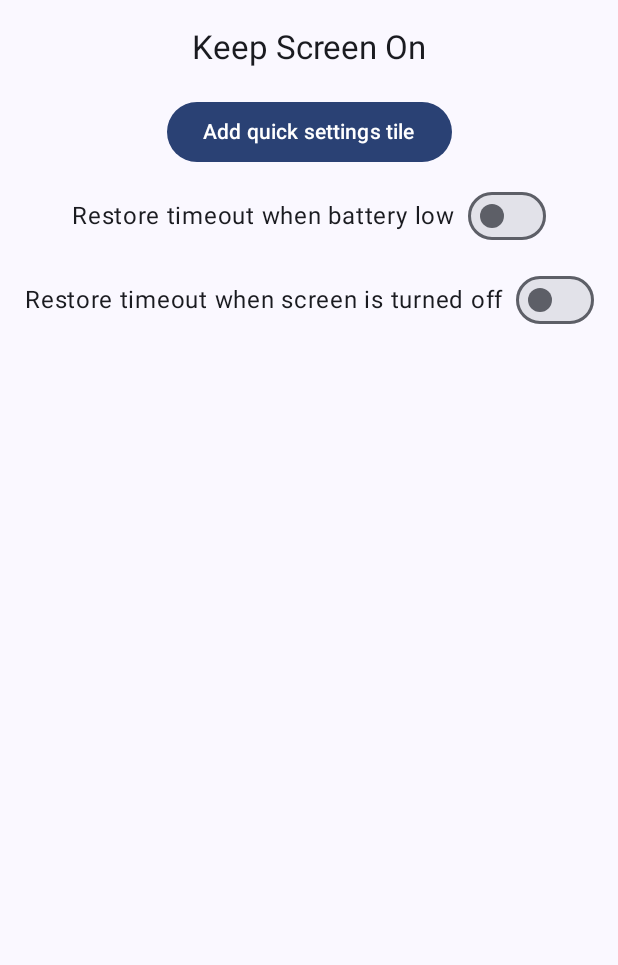
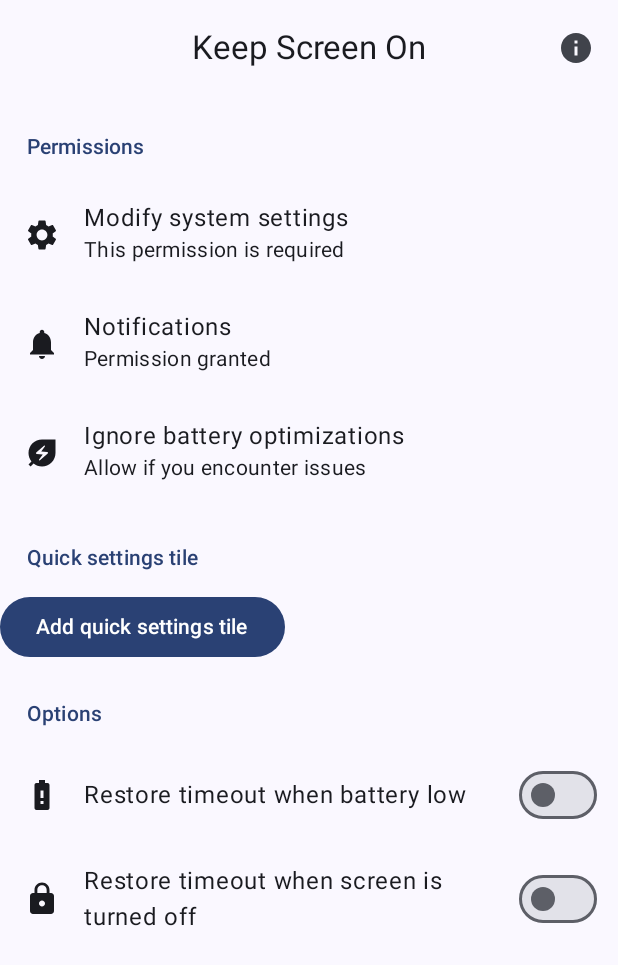
Before and after one commit to elastic-rock/KeepScreenOn, an Android app built with Jetpack Compose: the screen it shows after launch (MainActivity), on a phone screen of 412 x 824 dp. Shown: the top 965 px of the screen. Run offline under Robolectric (Android 15) with nearby library versions, the phone set to English and light mode, and no system bars.

Commit message:
UI. Button ot yet...

```diff
--- a/app/build.gradle
+++ b/app/build.gradle
@@ -53,6 +53,7 @@ dependencies {
     implementation 'androidx.activity:activity-compose:1.7.2'
     implementation platform('androidx.compose:compose-bom:2023.08.00')
     implementation 'androidx.compose.material3:material3:1.1.1'
+    implementation 'androidx.compose.material:material-icons-extended:1.5.0'
     implementation 'androidx.compose.ui:ui-tooling-preview:1.5.0'
     implementation 'com.google.code.gson:gson:2.10.1'
     implementation 'androidx.lifecycle:lifecycle-service:2.6.1'
--- a/app/src/main/AndroidManifest.xml
+++ b/app/src/main/AndroidManifest.xml
@@ -6,6 +6,7 @@
     <uses-permission android:name="android.permission.FOREGROUND_SERVICE"/>
     <uses-permission android:name="android.permission.FOREGROUND_SERVICE_SPECIAL_USE"/>
     <uses-permission android:name="android.permission.POST_NOTIFICATIONS"/>
+    <uses-permission android:name="android.permission.REQUEST_IGNORE_BATTERY_OPTIMIZATIONS" />
 
     <application
         android:icon="@mipmap/ic_launcher"
--- a/app/src/main/java/com/elasticrock/keepscreenon/MainActivity.kt
+++ b/app/src/main/java/com/elasticrock/keepscreenon/MainActivity.kt
@@ -2,40 +2,47 @@ package com.elasticrock.keepscreenon
 
 import android.app.StatusBarManager
 import android.content.ComponentName
+import android.content.Context
 import android.content.Intent
+import android.content.pm.PackageManager.PERMISSION_GRANTED
 import android.graphics.drawable.Icon
+import android.net.Uri
 import android.os.Build
 import android.os.Bundle
+import android.os.PowerManager
 import android.provider.Settings
 import androidx.activity.ComponentActivity
 import androidx.activity.compose.setContent
-import androidx.compose.foundation.layout.Arrangement
-import androidx.compose.foundation.layout.Column
-import androidx.compose.foundation.layout.Row
 import androidx.compose.foundation.layout.fillMaxSize
 import androidx.compose.foundation.layout.padding
-import androidx.compose.material3.AlertDialog
+import androidx.compose.foundation.lazy.LazyColumn
+import androidx.compose.material.icons.Icons
+import androidx.compose.material.icons.filled.BatteryAlert
+import androidx.compose.material.icons.filled.EnergySavingsLeaf
+import androidx.compose.material.icons.filled.Info
+import androidx.compose.material.icons.filled.Lock
+import androidx.compose.material.icons.filled.Notifications
+import androidx.compose.material.icons.filled.Settings
 import androidx.compose.material3.Button
 import androidx.compose.material3.CenterAlignedTopAppBar
 import androidx.compose.material3.ExperimentalMaterial3Api
+import androidx.compose.material3.Icon
+import androidx.compose.material3.IconButton
 import androidx.compose.material3.MaterialTheme
 import androidx.compose.material3.Scaffold
 import androidx.compose.material3.Surface
-import androidx.compose.material3.Switch
 import androidx.compose.material3.Text
-import androidx.compose.material3.TextButton
 import androidx.compose.runtime.Composable
 import androidx.compose.runtime.getValue
 import androidx.compose.runtime.mutableStateOf
 import androidx.compose.runtime.remember
 import androidx.compose.runtime.setValue
-import androidx.compose.ui.Alignment
 import androidx.compose.ui.Modifier
 import androidx.compose.ui.platform.LocalContext
 import androidx.compose.ui.res.stringResource
 import androidx.compose.ui.text.style.TextAlign
 import androidx.compose.ui.tooling.preview.Preview
-import androidx.compose.ui.unit.dp
+import androidx.core.content.ContextCompat.checkSelfPermission
 import com.elasticrock.keepscreenon.ui.theme.KeepScreenOnTheme
 
 const val tag = "MainActivity"
@@ -49,9 +56,6 @@ class MainActivity : ComponentActivity() {
                 // A surface container using the 'background' color from the theme
                 Surface(modifier = Modifier.fillMaxSize(), color = MaterialTheme.colorScheme.background) {
                     KeepScreenOnApp()
-                    if (!Settings.System.canWrite(applicationContext)) {
-                        GrantPermissionDialog()
-                    }
                 }
             }
         }
@@ -65,29 +69,99 @@ fun KeepScreenOnApp() {
     Scaffold(Modifier.fillMaxSize(),
         topBar = {
             CenterAlignedTopAppBar(
-                title = { Text(stringResource(R.string.keep_screen_on)) }
+                title = { Text(text = stringResource(R.string.keep_screen_on), style = MaterialTheme.typography.titleLarge) },
+                actions = { IconButton(onClick = { /*TODO*/ }) { Icon(imageVector = Icons.Filled.Info, contentDescription = null)}}
+            )
+        }, content = {
+            LazyColumn(Modifier.padding(it)) {
+
+                item {
+                    PreferenceSubtitle(text = stringResource(id = R.string.permissions))
+                }
+
+                item {
+                    if (!Settings.System.canWrite(context)) {
+                        PreferenceItem(
+                            title = stringResource(id = R.string.modify_system_settings),
+                            description = stringResource(id = R.string.permission_granted),
+                            enabled = false,
+                            icon = Icons.Filled.Settings
+                        )
+                    } else {
+                        PreferenceItem(
+                            title = stringResource(id = R.string.modify_system_settings),
+                            description = stringResource(id = R.string.this_permission_is_required),
+                            enabled = true,
+                            icon = Icons.Filled.Settings,
+                            onClick = { context.startActivity(Intent(Settings.ACTION_MANAGE_WRITE_SETTINGS)) }
                         )
                     }
-    ) {padding ->
-        Column(
-            Modifier
-                .fillMaxSize()
-                .padding(padding),
-            horizontalAlignment = Alignment.CenterHorizontally,
-            verticalArrangement = Arrangement.spacedBy(8.dp)
-        ) {
+                }
+
+                if (Build.VERSION.SDK_INT >= Build.VERSION_CODES.TIRAMISU) {
+                    item {
+                        if (checkSelfPermission(context, "android.permission.POST_NOTIFICATIONS") == PERMISSION_GRANTED) {
+                            PreferenceItem(
+                                title = stringResource(id = R.string.notifications),
+                                description = stringResource(id = R.string.permission_granted),
+                                enabled = false,
+                                icon = Icons.Filled.Notifications
+                            )
+                        } else {
+                            PreferenceItem(
+                                title = stringResource(id = R.string.notifications),
+                                description = stringResource(id = R.string.posted_when_keep_screen_on_is_active),
+                                enabled = true,
+                                icon = Icons.Filled.Notifications,
+                                onClick = { /*TODO*/ }
+                            )
+                        }
+                    }
+                }
+
+                item {
+                    val pm = context.getSystemService(Context.POWER_SERVICE) as PowerManager
+                    if (pm.isIgnoringBatteryOptimizations(context.packageName)) {
+                        PreferenceItem(
+                            title = stringResource(id = R.string.ignore_battery_optimizations),
+                            description = stringResource(id = R.string.permission_granted),
+                            enabled = false,
+                            icon = Icons.Filled.EnergySavingsLeaf
+                        )
+                    } else {
+                        PreferenceItem(
+                            title = stringResource(id = R.string.ignore_battery_optimizations),
+                            description = stringResource(id = R.string.allow_if_you_encounter_issues),
+                            enabled = true,
+                            icon = Icons.Filled.EnergySavingsLeaf,
+                            onClick = {
+                                val intent = Intent(Settings.ACTION_REQUEST_IGNORE_BATTERY_OPTIMIZATIONS).apply { data = Uri.parse("package:${context.packageName}") }
+                                context.startActivity(intent)
+                                /*TODO*/ //Darken background
+                            }
+                        )
+                    }
+                }
+
+                item {
+                    PreferenceSubtitle(text = stringResource(id = R.string.qs_tile))
+                }
+
+                item {
                     if (UserPreferencesRepository().readIsTileAdded(context)) {
                         Text(text = stringResource(id = (R.string.tile_already_added)))
                     } else {
                         if (Build.VERSION.SDK_INT >= Build.VERSION_CODES.TIRAMISU) {
-                    Button(onClick = {
+                            Button(
+                                onClick = {
                                     val statusBarService = context.getSystemService(StatusBarManager::class.java)
                                     statusBarService.requestAddTileService(
                                     ComponentName(context, QSTileService::class.java.name),
                                     context.getString(R.string.keep_screen_on),
                                     Icon.createWithResource(context,R.drawable.outline_lock_clock_qs),
                                     {}) {}
-                    }) {
+                                }
+                            ) {
                                 Text(text = stringResource(id = (R.string.add_qs_tile)))
                             }
                         } else {
@@ -95,56 +169,40 @@ fun KeepScreenOnApp() {
                                 textAlign = TextAlign.Center)
                         }
                     }
-            Row(verticalAlignment = Alignment.CenterVertically,
-                horizontalArrangement = Arrangement.spacedBy(8.dp)) {
-                var checked by remember { mutableStateOf(UserPreferencesRepository().readListenForBatteryLow(context)) }
-                Text(text = stringResource(id = (R.string.restrore_timeout_when_battery_low)))
-                Switch(
-                    checked = checked,
-                    onCheckedChange = {
-                        checked = it
-                        UserPreferencesRepository().saveListenForBatteryLow(context, checked)
+                }
+
+                item {
+                    PreferenceSubtitle(text = stringResource(id = R.string.options))
+                }
+
+                item {
+                    var batteryChecked by remember { mutableStateOf(UserPreferencesRepository().readListenForBatteryLow(context)) }
+                    PreferenceSwitch(
+                        title = stringResource(id = (R.string.restrore_timeout_when_battery_low)),
+                        icon = Icons.Filled.BatteryAlert,
+                        isChecked = batteryChecked,
+                        onClick = {
+                            batteryChecked = !batteryChecked
+                            UserPreferencesRepository().saveListenForBatteryLow(context, batteryChecked)
                         }
                     )
                 }
-            Row(verticalAlignment = Alignment.CenterVertically,
-                horizontalArrangement = Arrangement.spacedBy(8.dp)) {
-                var checked by remember { mutableStateOf(UserPreferencesRepository().readListenForScreenOff(context)) }
-                Text(text = stringResource(id = (R.string.restore_timeout_when_screen_is_turned_off)))
-                Switch(
-                    checked = checked,
-                    onCheckedChange = {
-                        checked = it
-                        UserPreferencesRepository().saveListenForScreenOff(context, checked)
+
+                item {
+                    var screenChecked by remember { mutableStateOf(UserPreferencesRepository().readListenForScreenOff(context)) }
+                    PreferenceSwitch(
+                        title = stringResource(id = (R.string.restore_timeout_when_screen_is_turned_off)),
+                        icon = Icons.Filled.Lock,
+                        isChecked = screenChecked,
+                        onClick = {
+                            screenChecked = !screenChecked
+                            UserPreferencesRepository().saveListenForBatteryLow(context, screenChecked)
                         }
                     )
                 }
             }
         }
-}
-
-@Composable
-fun GrantPermissionDialog() {
-    val context = LocalContext.current
-    val openDialog = remember { mutableStateOf(true) }
-
-    if (openDialog.value) {
-        AlertDialog(onDismissRequest = { openDialog.value = false },
-            title = { Text(text = stringResource(R.string.grant_permission)) },
-            dismissButton = {
-                TextButton(onClick = { openDialog.value = false }) {
-                    Text(text = stringResource(R.string.dismiss))
-                } },
-            text = { Text(text = stringResource(R.string.permission_description))},
-            confirmButton = {
-                TextButton(onClick = {
-                    context.startActivity(Intent(Settings.ACTION_MANAGE_WRITE_SETTINGS))
-                    openDialog.value = false }) {
-                    Text(text = stringResource(R.string.grant_permission))
-                }
-            }
     )
-    }
 }
 
 @Preview
@@ -152,9 +210,3 @@ fun GrantPermissionDialog() {
 fun KeepScreenOnAppPreview() {
     KeepScreenOnApp()
 }
-
-@Preview
-@Composable
-fun GrantPermissionDialogPreview() {
-    GrantPermissionDialog()
-}
--- /dev/null
+++ b/app/src/main/java/com/elasticrock/keepscreenon/UIComponents.kt
@@ -0,0 +1,210 @@
+package com.elasticrock.keepscreenon
+
+import androidx.compose.foundation.clickable
+import androidx.compose.foundation.layout.Column
+import androidx.compose.foundation.layout.PaddingValues
+import androidx.compose.foundation.layout.Row
+import androidx.compose.foundation.layout.fillMaxWidth
+import androidx.compose.foundation.layout.padding
+import androidx.compose.foundation.layout.size
+import androidx.compose.foundation.selection.toggleable
+import androidx.compose.material.icons.Icons
+import androidx.compose.material.icons.filled.Info
+import androidx.compose.material.icons.outlined.Check
+import androidx.compose.material3.Icon
+import androidx.compose.material3.MaterialTheme
+import androidx.compose.material3.Surface
+import androidx.compose.material3.Switch
+import androidx.compose.material3.SwitchDefaults
+import androidx.compose.material3.Text
+import androidx.compose.runtime.Composable
+import androidx.compose.ui.Alignment
+import androidx.compose.ui.Modifier
+import androidx.compose.ui.graphics.Color
+import androidx.compose.ui.graphics.vector.ImageVector
+import androidx.compose.ui.text.TextStyle
+import androidx.compose.ui.text.style.TextOverflow
+import androidx.compose.ui.tooling.preview.Preview
+import androidx.compose.ui.unit.dp
+
+
+private const val horizontal = 8
+private const val vertical = 16
+
+@Composable
+fun PreferenceItem(
+    title: String,
+    description: String? = null,
+    icon: ImageVector? = null,
+    enabled: Boolean = true,
+    onClick: () -> Unit = {},
+) {
+    Surface(
+        modifier = Modifier.clickable(
+            onClick = onClick,
+            enabled = enabled,
+        )
+    ) {
+        Row(
+            modifier = Modifier
+                .fillMaxWidth()
+                .padding(horizontal.dp, vertical.dp),
+            verticalAlignment = Alignment.CenterVertically,
+        ) {
+            icon?.let {
+                Icon(
+                    imageVector = icon,
+                    contentDescription = null,
+                    modifier = Modifier
+                        .padding(start = 8.dp, end = 16.dp)
+                        .size(24.dp),
+                )
+            }
+            Column(
+                modifier = Modifier
+                    .weight(1f)
+                    .padding(horizontal = if (icon == null) 12.dp else 0.dp)
+                    .padding(end = 8.dp)
+            ) {
+                PreferenceItemTitle(text = title, enabled = enabled)
+                if (!description.isNullOrEmpty()) PreferenceItemDescription(
+                    text = description,
+                    enabled = enabled
+                )
+            }
+        }
+    }
+
+}
+
+
+@Composable
+fun PreferenceSwitch(
+    title: String,
+    description: String? = null,
+    icon: ImageVector? = null,
+    enabled: Boolean = true,
+    isChecked: Boolean = true,
+    checkedIcon: ImageVector = Icons.Outlined.Check,
+    onClick: (() -> Unit) = {},
+) {
+    val thumbContent: (@Composable () -> Unit)? = if (isChecked) {
+        {
+            Icon(
+                imageVector = checkedIcon,
+                contentDescription = null,
+                modifier = Modifier.size(SwitchDefaults.IconSize),
+            )
+        }
+    } else {
+        null
+    }
+    Surface(
+        modifier = Modifier.toggleable(value = isChecked,
+            enabled = enabled,
+            onValueChange = { onClick() })
+    ) {
+        Row(
+            modifier = Modifier
+                .fillMaxWidth()
+                .padding(horizontal.dp, vertical.dp)
+                .padding(start = if (icon == null) 12.dp else 0.dp),
+            verticalAlignment = Alignment.CenterVertically,
+        ) {
+            icon?.let {
+                Icon(
+                    imageVector = icon,
+                    contentDescription = null,
+                    modifier = Modifier
+                        .padding(start = 8.dp, end = 16.dp)
+                        .size(24.dp),
+                )
+            }
+            Column(
+                modifier = Modifier.weight(1f)
+            ) {
+                PreferenceItemTitle(
+                    text = title, enabled = enabled
+                )
+                if (!description.isNullOrEmpty()) PreferenceItemDescription(
+                    text = description, enabled = enabled
+                )
+            }
+            Switch(
+                checked = isChecked,
+                onCheckedChange = null,
+                modifier = Modifier.padding(start = 20.dp, end = 6.dp),
+                enabled = enabled,
+                thumbContent = thumbContent
+            )
+        }
+    }
+}
+
+@Composable
+fun PreferenceItemTitle(
+    modifier: Modifier = Modifier,
+    text: String,
+    maxLines: Int = 2,
+    style: TextStyle = MaterialTheme.typography.bodyLarge,
+    enabled: Boolean,
+    color: Color = MaterialTheme.colorScheme.onBackground,
+    overflow: TextOverflow = TextOverflow.Ellipsis
+) {
+    Text(
+        modifier = modifier,
+        text = text,
+        maxLines = maxLines,
+        style = style,
+        overflow = overflow
+    )
+}
+
+@Composable
+fun PreferenceItemDescription(
+    modifier: Modifier = Modifier,
+    text: String,
+    maxLines: Int = Int.MAX_VALUE,
+    style: TextStyle = MaterialTheme.typography.bodyMedium,
+    enabled: Boolean,
+    color: Color = MaterialTheme.colorScheme.onSurfaceVariant,
+    overflow: TextOverflow = TextOverflow.Ellipsis
+) {
+    Text(
+        modifier = modifier.padding(top = 2.dp),
+        text = text,
+        maxLines = maxLines,
+        style = style,
+//        color = color.applyOpacity(enabled),
+        overflow = overflow
+    )
+}
+
+@Composable
+fun PreferenceSubtitle(
+    modifier: Modifier = Modifier,
+    contentPadding: PaddingValues = PaddingValues(start = 18.dp, top = 24.dp, bottom = 12.dp),
+    text: String,
+    color: Color = MaterialTheme.colorScheme.primary,
+) {
+    Text(
+        text = text,
+        modifier = modifier
+            .fillMaxWidth()
+            .padding(contentPadding),
+        color = color,
+        style = MaterialTheme.typography.labelLarge
+    )
+}
+
+@Preview
+@Composable
+fun PreferenceSwitchPreview() {
+    PreferenceSwitch(title = "Title", "Description", icon = Icons.Filled.Info)
+}
+
+@Preview
+@Composable
+fun PrefernceItemPreview() {
+    PreferenceItem(title = "Title", description = "Description", icon = Icons.Filled.Info)
+}
--- a/app/src/main/res/values/strings.xml
+++ b/app/src/main/res/values/strings.xml
@@ -22,4 +22,14 @@
     <string name="restrore_timeout_when_battery_low">Restore timeout when battery low</string>
     <string name="restore_timeout_when_screen_is_turned_off">Restore timeout when screen is turned off</string>
     <string name="foreground_service_channel_description">Screen off and/or battery low actions</string>
+    <string name="options">Options</string>
+    <string name="permissions">Permissions</string>
+    <string name="qs_tile">Quick settings tile</string>
+    <string name="modify_system_settings">Modify system settings</string>
+    <string name="this_permission_is_required">This permission is required</string>
+    <string name="permission_granted">Permission granted</string>
+    <string name="notifications">Notifications</string>
+    <string name="posted_when_keep_screen_on_is_active">Posted when Keep Screen On is active</string>
+    <string name="ignore_battery_optimizations">Ignore battery optimizations</string>
+    <string name="allow_if_you_encounter_issues">Allow if you encounter issues</string>
 </resources>
```
Lines whose indentation alone changed are shown as unchanged.
